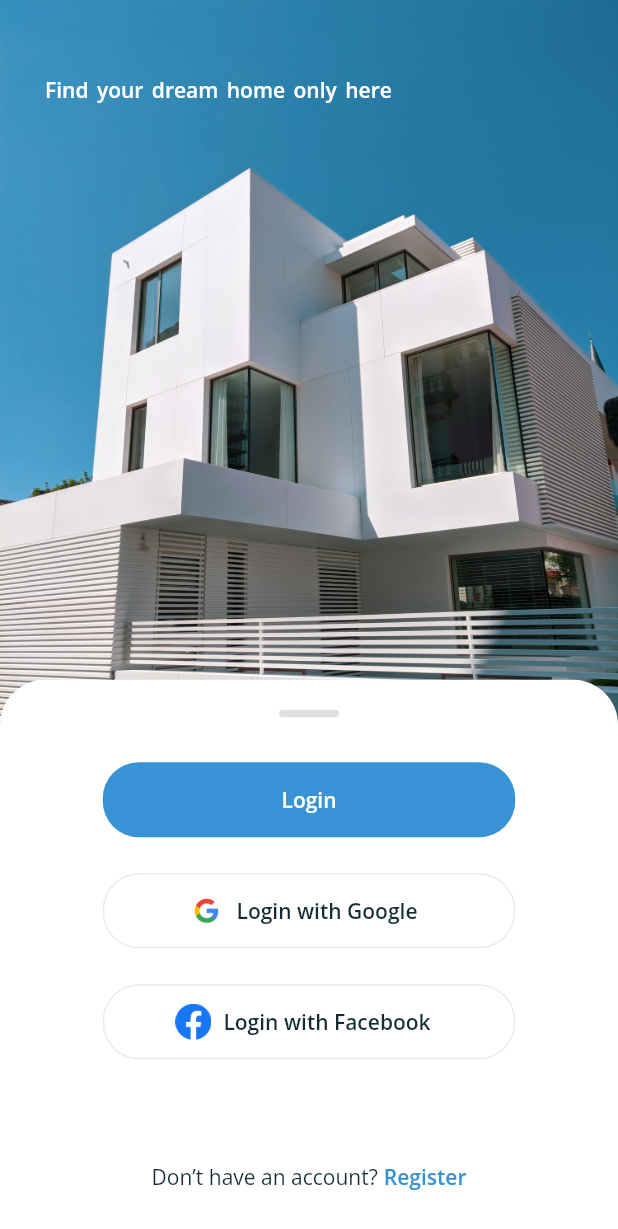
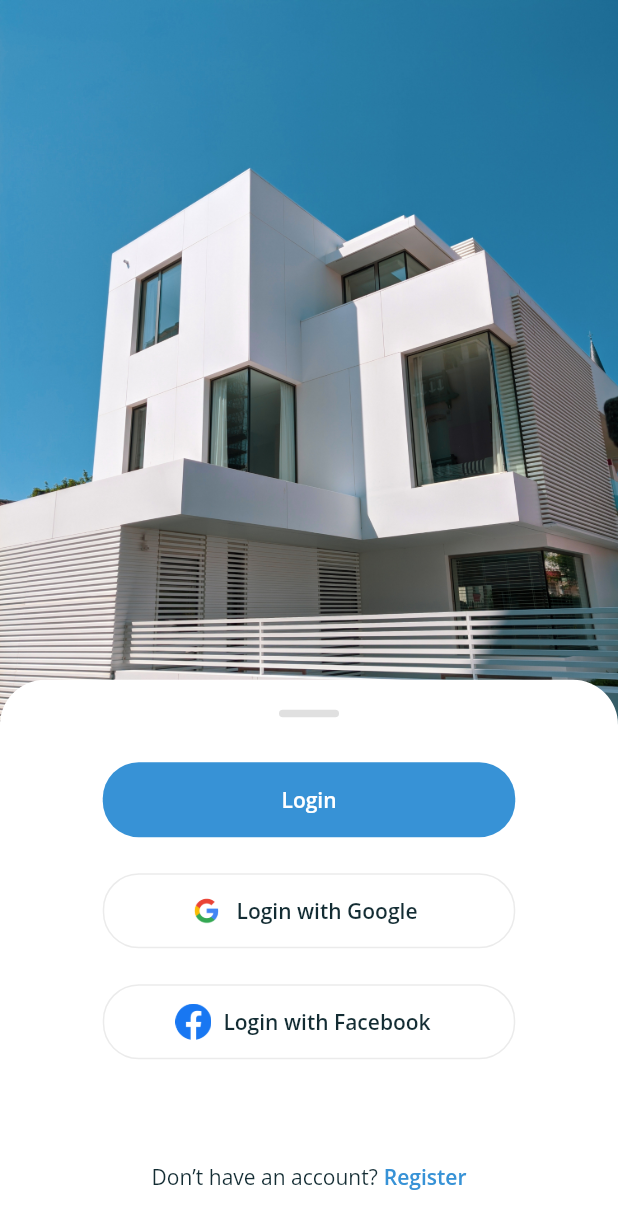
Before and after one commit to apridev/stayhome-app, a Flutter app: the screen it shows after launch, on a phone screen of 412 x 824 dp. Shown: the top 1229 px of the screen. Run offline on Flutter 3.47's test engine with Material 2 defaults, Android fonts, the phone set to English and light mode, and no system bars; our stand-ins replace google_fonts.

Commit message:
onboarding page

```diff
--- a/lib/onboarding-page.dart
+++ b/lib/onboarding-page.dart
@@ -20,11 +20,6 @@ class OnBoardingPage extends StatelessWidget {
                 ),
                 child: Row(
                   children: [
-                    Text('Find your dream home only here', style: whiteTextStyle.copyWith(
-                      fontSize: 14,
-                      fontWeight: semiBold,
-                      wordSpacing: 2
-                    ),),
                   ],
                 )
               ),
@@ -69,7 +64,9 @@ class OnBoardingPage extends StatelessWidget {
                               color: primaryColor
                             ),
                             child: TextButton(
-                              onPressed: (){},
+                              onPressed: (){
+                                Navigator.pushNamed(context, '/login-page');
+                              },
                               child: Text('Login', style: whiteTextStyle.copyWith(
                                 fontSize: 14,
                                 fontWeight: semiBold,
```
